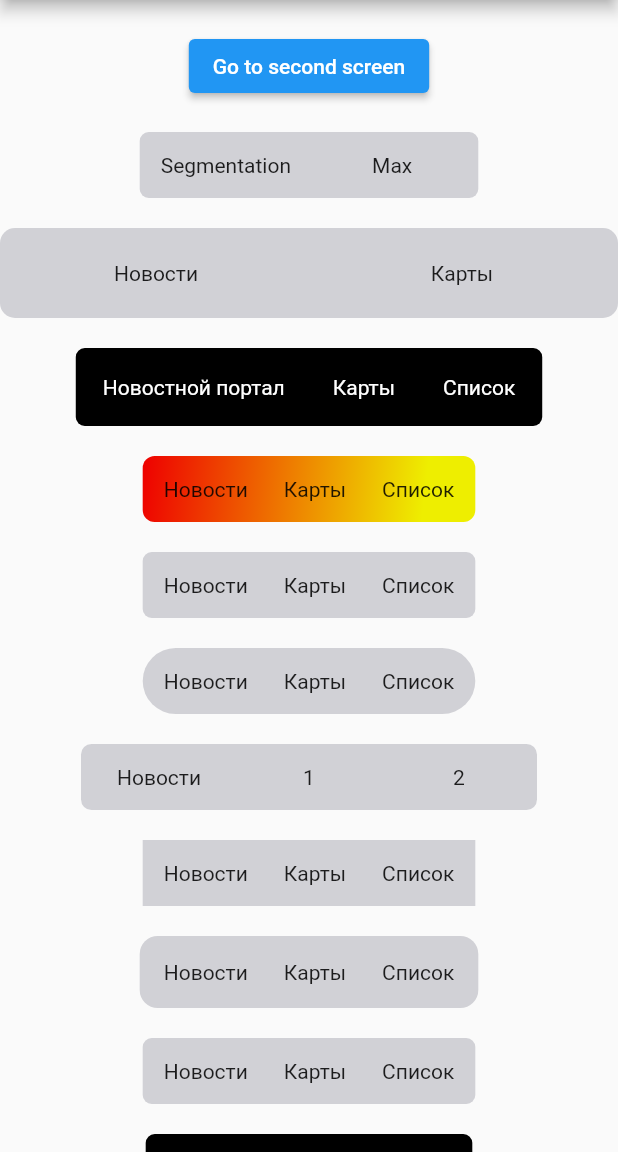
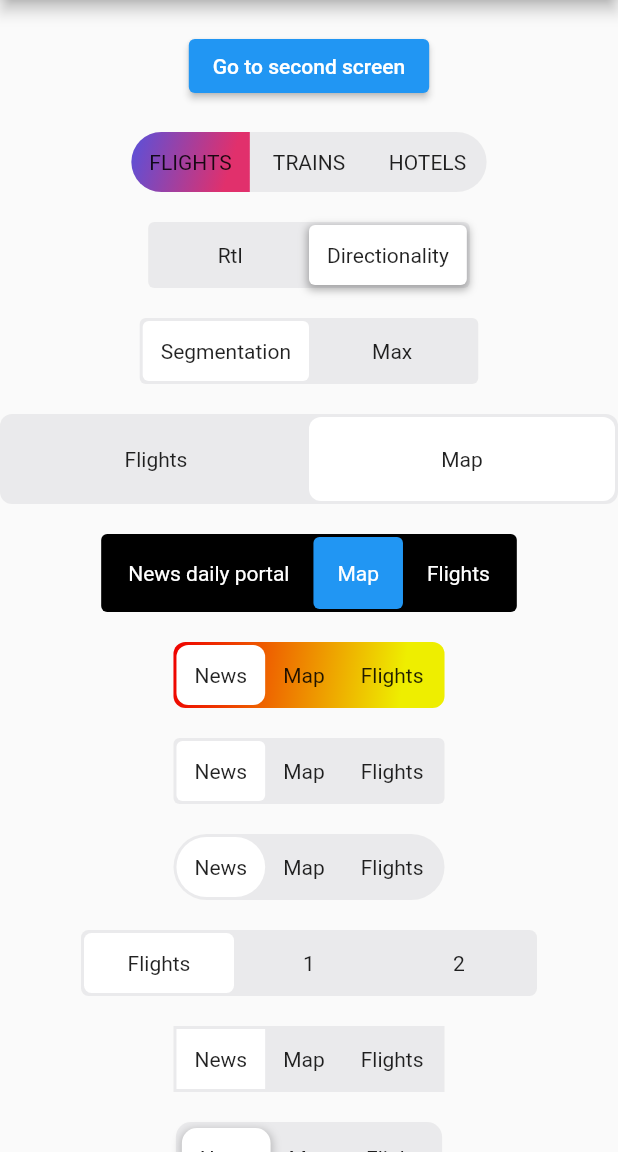
Before and after one commit to hadukin/custom_sliding_segmented_control, a Flutter app: the screen it shows after launch, on a phone screen of 412 x 824 dp, the part 84-1236 px from its top. Run offline on Flutter 3.47's test engine with Material 2 defaults, Android fonts, the phone set to English and light mode, and no system bars.

Commit message:
feat: release 1.4.0

```diff
--- a/example/lib/main.dart
+++ b/example/lib/main.dart
@@ -1,3 +1,4 @@
+import 'package:flutter/cupertino.dart';
 import 'package:flutter/material.dart';
 import 'package:custom_sliding_segmented_control/custom_sliding_segmented_control.dart';
 
@@ -12,10 +13,8 @@ class MyApp extends StatelessWidget {
   Widget build(BuildContext context) {
     return MaterialApp(
       title: 'Flutter Demo',
-      theme: ThemeData(
-        primarySwatch: Colors.blue,
-        visualDensity: VisualDensity.adaptivePlatformDensity,
-      ),
+      theme: ThemeData.light(),
+      // theme: ThemeData.dark(),
       home: MyHomePage(),
     );
   }
@@ -29,6 +28,11 @@ class MyHomePage extends StatefulWidget {
 }
 
 class _MyHomePageState extends State<MyHomePage> {
+  BorderRadius dynamicBorder = BorderRadius.only(
+    topLeft: Radius.circular(20),
+    bottomLeft: Radius.circular(20),
+  );
+
   @override
   Widget build(BuildContext context) {
     return Scaffold(
@@ -57,6 +61,98 @@ class _MyHomePageState extends State<MyHomePage> {
               ),
               const SizedBox(height: 20),
               CustomSlidingSegmentedControl<int>(
+                radius: 20,
+                fromMax: true,
+                innerPadding: 0,
+                children: {
+                  0: Text("FLIGHTS"),
+                  1: Text("TRAINS"),
+                  2: Text("HOTELS")
+                },
+                thumbDecoration: BoxDecoration(
+                  borderRadius: dynamicBorder,
+                  gradient: LinearGradient(
+                    begin: Alignment.topLeft,
+                    end: Alignment(0.7, 0.0),
+                    colors: [
+                      const Color(0xff5851db),
+                      const Color(0xffe1306c),
+                    ],
+                  ),
+                ),
+                onValueChanged: (int value) {
+                  print(value);
+                  switch (value) {
+                    case 0:
+                      setState(() {
+                        dynamicBorder = BorderRadius.only(
+                          topLeft: Radius.circular(20),
+                          bottomLeft: Radius.circular(20),
+                          bottomRight: Radius.circular(0),
+                          topRight: Radius.circular(0),
+                        );
+                      });
+                      break;
+                    case 1:
+                      setState(() {
+                        dynamicBorder = BorderRadius.only(
+                          topLeft: Radius.circular(0),
+                          bottomLeft: Radius.circular(0),
+                          bottomRight: Radius.circular(0),
+                          topRight: Radius.circular(0),
+                        );
+                      });
+                      break;
+                    case 2:
+                      setState(() {
+                        dynamicBorder = BorderRadius.only(
+                          topLeft: Radius.circular(0),
+                          bottomLeft: Radius.circular(0),
+                          bottomRight: Radius.circular(20),
+                          topRight: Radius.circular(20),
+                        );
+                      });
+                      break;
+                    default:
+                  }
+                },
+              ),
+              const SizedBox(height: 20),
+              Directionality(
+                textDirection: TextDirection.rtl,
+                child: CustomSlidingSegmentedControl<int>(
+                  thumbDecoration: BoxDecoration(
+                    // color: Colors.greenAccent,
+                    boxShadow: [
+                      BoxShadow(
+                        color: Colors.black.withOpacity(.3),
+                        blurRadius: 4.0,
+                        spreadRadius: 1.0,
+                        offset: Offset(
+                          0.0,
+                          2.0,
+                        ),
+                      ),
+                    ],
+                  ),
+                  fromMax: true,
+                  children: {
+                    1: Text(
+                      'Directionality',
+                      textAlign: TextAlign.center,
+                    ),
+                    2: Text(
+                      'Rtl',
+                      textAlign: TextAlign.center,
+                    ),
+                  },
+                  onValueChanged: (int value) {
+                    print(value);
+                  },
+                ),
+              ),
+              const SizedBox(height: 20),
+              CustomSlidingSegmentedControl<int>(
                 fromMax: true,
                 children: {
                   1: Text(
@@ -74,16 +170,15 @@ class _MyHomePageState extends State<MyHomePage> {
               ),
               const SizedBox(height: 20),
               CustomSlidingSegmentedControl<SegmentType>(
-                elevation: 2,
                 initialValue: SegmentType.map,
                 isStretch: true,
                 children: {
                   SegmentType.news: Text(
-                    'Новости',
+                    'Flights',
                     textAlign: TextAlign.center,
                   ),
                   SegmentType.map: Text(
-                    'Карты',
+                    'Map',
                     textAlign: TextAlign.center,
                   ),
                 },
@@ -99,24 +194,22 @@ class _MyHomePageState extends State<MyHomePage> {
                 initialValue: SegmentType.map,
                 children: {
                   SegmentType.news: Text(
-                    'Новостной портал',
+                    'News daily portal',
                     style: TextStyle(color: Colors.white),
                   ),
                   SegmentType.map: Text(
-                    'Карты',
+                    'Map',
                     style: TextStyle(color: Colors.white),
                   ),
                   SegmentType.paper: Text(
-                    'Список',
+                    'Flights',
                     style: TextStyle(color: Colors.white),
                   ),
                 },
-                elevation: 0,
                 innerPadding: 2,
                 padding: EdgeInsets.all(16),
                 backgroundColor: Colors.black,
-                thumbColor: Colors.blue,
-                // textColor: Colors.white,
+                thumbDecoration: BoxDecoration(color: Colors.blue),
                 duration: Duration(milliseconds: 300),
                 curve: Curves.easeInToLinear,
                 onValueChanged: (SegmentType v) {
@@ -125,15 +218,13 @@ class _MyHomePageState extends State<MyHomePage> {
               ),
               const SizedBox(height: 20),
               CustomSlidingSegmentedControl<SegmentType>(
-                elevation: 2,
                 children: {
-                  SegmentType.news:
-                      Text('Новости', textAlign: TextAlign.center),
-                  SegmentType.map: Text('Карты', textAlign: TextAlign.center),
-                  SegmentType.paper:
-                      Text('Список', textAlign: TextAlign.center),
+                  SegmentType.news: Text('News'),
+                  SegmentType.map: Text('Map'),
+                  SegmentType.paper: Text('Flights'),
                 },
                 radius: 8,
+                thumbDecoration: BoxDecoration(color: Colors.white),
                 decoration: BoxDecoration(
                   borderRadius: BorderRadius.circular(8),
                   gradient: LinearGradient(
@@ -151,13 +242,10 @@ class _MyHomePageState extends State<MyHomePage> {
               ),
               const SizedBox(height: 20),
               CustomSlidingSegmentedControl<SegmentType>(
-                elevation: 2,
                 children: {
-                  SegmentType.news:
-                      Text('Новости', textAlign: TextAlign.center),
-                  SegmentType.map: Text('Карты', textAlign: TextAlign.center),
-                  SegmentType.paper:
-                      Text('Список', textAlign: TextAlign.center),
+                  SegmentType.news: Text('News'),
+                  SegmentType.map: Text('Map'),
+                  SegmentType.paper: Text('Flights'),
                 },
                 onValueChanged: (SegmentType v) {
                   print(v);
@@ -166,9 +254,9 @@ class _MyHomePageState extends State<MyHomePage> {
               const SizedBox(height: 20),
               CustomSlidingSegmentedControl<int>(
                 children: {
-                  0: Text('Новости', textAlign: TextAlign.center),
-                  1: Text('Карты', textAlign: TextAlign.center),
-                  2: Text('Список', textAlign: TextAlign.center),
+                  0: Text('News'),
+                  1: Text('Map'),
+                  2: Text('Flights'),
                 },
                 duration: Duration(milliseconds: 200),
                 radius: 30.0,
@@ -180,13 +268,11 @@ class _MyHomePageState extends State<MyHomePage> {
               CustomSlidingSegmentedControl<SegmentType>(
                 fixedWidth: 100,
                 children: {
-                  SegmentType.news:
-                      Text('Новости', textAlign: TextAlign.center),
-                  SegmentType.map: Text('1', textAlign: TextAlign.center),
-                  SegmentType.paper: Text('2', textAlign: TextAlign.center),
+                  SegmentType.news: Text('Flights'),
+                  SegmentType.map: Text('1'),
+                  SegmentType.paper: Text('2'),
                 },
                 radius: 5,
-                elevation: 8,
                 onValueChanged: (SegmentType v) {
                   print(v);
                 },
@@ -194,9 +280,9 @@ class _MyHomePageState extends State<MyHomePage> {
               const SizedBox(height: 20),
               CustomSlidingSegmentedControl<String>(
                 children: {
-                  'Новости': Text('Новости', textAlign: TextAlign.center),
-                  'Карты': Text('Карты', textAlign: TextAlign.center),
-                  'Список': Text('Список', textAlign: TextAlign.center),
+                  'News': Text('News'),
+                  'Map': Text('Map'),
+                  'Flights': Text('Flights'),
                 },
                 duration: Duration(milliseconds: 200),
                 radius: 0.0,
@@ -208,14 +294,24 @@ class _MyHomePageState extends State<MyHomePage> {
               CustomSlidingSegmentedControl<SegmentType>(
                 innerPadding: 4,
                 children: {
-                  SegmentType.news:
-                      Text('Новости', textAlign: TextAlign.center),
-                  SegmentType.map: Text('Карты', textAlign: TextAlign.center),
-                  SegmentType.paper:
-                      Text('Список', textAlign: TextAlign.center),
+                  SegmentType.news: Text('News'),
+                  SegmentType.map: Text('Map'),
+                  SegmentType.paper: Text('Flight'),
                 },
                 radius: 10,
-                elevation: 8,
+                thumbDecoration: BoxDecoration(
+                  boxShadow: [
+                    BoxShadow(
+                      color: Colors.black.withOpacity(.2),
+                      blurRadius: 4.0,
+                      spreadRadius: 1.0,
+                      offset: Offset(
+                        0.0,
+                        2.0,
+                      ),
+                    ),
+                  ],
+                ),
                 onValueChanged: (SegmentType v) {
                   print(v);
                 },
@@ -223,13 +319,10 @@ class _MyHomePageState extends State<MyHomePage> {
               const SizedBox(height: 20),
               CustomSlidingSegmentedControl<SegmentType>(
                 children: {
-                  SegmentType.news:
-                      Text('Новости', textAlign: TextAlign.center),
-                  SegmentType.map: Text('Карты', textAlign: TextAlign.center),
-                  SegmentType.paper:
-                      Text('Список', textAlign: TextAlign.center),
+                  SegmentType.news: Text('Flights'),
+                  SegmentType.map: Text('Map'),
+                  SegmentType.paper: Text('News'),
                 },
-                elevation: 0,
                 onValueChanged: (SegmentType v) {
                   print(v);
                 },
@@ -238,26 +331,24 @@ class _MyHomePageState extends State<MyHomePage> {
               CustomSlidingSegmentedControl<SegmentType>(
                 children: {
                   SegmentType.news: Text(
-                    'Новости',
+                    'Flight',
                     style: TextStyle(color: Colors.white),
                     textAlign: TextAlign.center,
                   ),
                   SegmentType.map: Text(
-                    'Карты',
+                    'News',
                     style: TextStyle(color: Colors.white),
                     textAlign: TextAlign.center,
                   ),
                   SegmentType.paper: Text(
-                    'Список',
+                    'Map',
                     style: TextStyle(color: Colors.white),
                     textAlign: TextAlign.center,
                   ),
                 },
-                elevation: 0,
                 innerPadding: 0,
                 backgroundColor: Colors.black,
-                thumbColor: Colors.blue,
-                // textColor: Colors.white,
+                thumbDecoration: BoxDecoration(color: Colors.blue),
                 duration: Duration(milliseconds: 300),
                 curve: Curves.easeInToLinear,
                 onValueChanged: (SegmentType v) {
@@ -289,20 +380,19 @@ class SecondView extends StatelessWidget {
             children: [
               const SizedBox(height: 20),
               CustomSlidingSegmentedControl<SegmentType>(
-                elevation: 2,
                 initialValue: SegmentType.paper,
                 isStretch: true,
                 children: {
                   SegmentType.news: Text(
-                    'Новости',
+                    'Flights',
                     textAlign: TextAlign.center,
                   ),
                   SegmentType.map: Text(
-                    'Карты',
+                    'Map',
                     textAlign: TextAlign.center,
                   ),
                   SegmentType.paper: Text(
-                    'Список',
+                    'News',
                     textAlign: TextAlign.center,
                   ),
                 },
@@ -316,24 +406,22 @@ class SecondView extends StatelessWidget {
                 initialValue: SegmentType.map,
                 children: {
                   SegmentType.news: Text(
-                    'Новостной портал',
+                    'News daily portal',
                     style: TextStyle(color: Colors.white),
                   ),
                   SegmentType.map: Text(
-                    'Карты',
+                    'Map',
                     style: TextStyle(color: Colors.white),
                   ),
                   SegmentType.paper: Text(
-                    'Список',
+                    'Flights',
                     style: TextStyle(color: Colors.white),
                   ),
                 },
-                elevation: 0,
                 innerPadding: 2,
                 padding: EdgeInsets.all(16),
                 backgroundColor: Colors.black,
-                thumbColor: Colors.blue,
-                // textColor: Colors.white,
+                thumbDecoration: BoxDecoration(color: Colors.blue),
                 duration: Duration(milliseconds: 300),
                 curve: Curves.easeInToLinear,
                 onValueChanged: (SegmentType v) {
--- a/lib/src/animation_panel.dart
+++ b/lib/src/animation_panel.dart
@@ -7,10 +7,8 @@ class AnimationPanel<T> extends StatelessWidget {
     required this.width,
     required this.height,
     required this.hasTouch,
-    this.elevation,
     this.duration,
     this.radius = 24,
-    this.color,
     this.curve,
     this.decoration,
   }) : super(key: key);
@@ -19,9 +17,7 @@ class AnimationPanel<T> extends StatelessWidget {
   final double? width;
   final double? height;
   final double radius;
-  final double? elevation;
   final Duration? duration;
-  final Color? color;
   final Curve? curve;
   final bool hasTouch;
   final BoxDecoration? decoration;
@@ -34,15 +30,21 @@ class AnimationPanel<T> extends StatelessWidget {
     return AnimatedContainer(
       transform: Matrix4.translationValues(_offset, 0, 0),
       duration: hasTouch == false
-          ? const Duration()
+          ? Duration.zero
           : duration ?? const Duration(milliseconds: 200),
       curve: curve!,
       width: width,
       decoration: decoration?.copyWith(
-        borderRadius: decoration?.borderRadius ?? BorderRadius.circular(radius),
-        color: decoration?.color ?? color,
-      ),
-      child: Container(height: height),
+            borderRadius:
+                decoration?.borderRadius ?? BorderRadius.circular(radius),
+            color: decoration?.color ?? Colors.white,
+          ) ??
+          BoxDecoration(
+            borderRadius:
+                decoration?.borderRadius ?? BorderRadius.circular(radius),
+            color: decoration?.color ?? Colors.white,
+          ),
+      height: height,
     );
   }
 }
--- a/lib/src/widget.dart
+++ b/lib/src/widget.dart
@@ -12,15 +12,23 @@ import 'package:flutter/material.dart';
 /// CustomSlidingSegmentedControl<int>(
 ///   fromMax: true,
 ///   children: {
-///     1: Text(
-///       'Segmentation',
-///       textAlign: TextAlign.center,
-///     ),
-///     2: Text(
-///       'Max',
-///       textAlign: TextAlign.center,
-///     ),
+///     1: Text('Segmentation'),
+///     2: Text('Max'),
 ///   },
+///   thumbDecoration: BoxDecoration(
+///     color: Colors.white,
+///     boxShadow: [
+///       BoxShadow(
+///         color: Colors.black.withOpacity(.3),
+///         blurRadius: 4.0,
+///         spreadRadius: 1.0,
+///         offset: Offset(
+///           0.0,
+///           2.0,
+///         ),
+///       ),
+///     ],
+///   ),
 ///   onValueChanged: (int value) {
 ///     print(value);
 ///   },
@@ -43,17 +51,16 @@ import 'package:flutter/material.dart';
 /// * `decoration` - decoration for controls
 /// * `padding` - item padding
 /// * `clipBehavior` - for container
+/// * `thumbDecoration` - decoration for animation thumb
 class CustomSlidingSegmentedControl<T> extends StatefulWidget {
   const CustomSlidingSegmentedControl({
     Key? key,
     required this.children,
-    this.onValueChanged,
+    required this.onValueChanged,
     this.initialValue,
     this.duration,
     this.radius = 4.0,
-    this.elevation = 2.0,
-    this.backgroundColor = CupertinoColors.systemGrey4,
-    this.thumbColor = CupertinoColors.white,
+    this.backgroundColor = CupertinoColors.tertiarySystemFill,
     this.curve = Curves.easeInOut,
     this.innerPadding = 2.0,
     this.padding = const EdgeInsets.all(12),
@@ -63,16 +70,17 @@ class CustomSlidingSegmentedControl<T> extends StatefulWidget {
     this.isStretch = false,
     this.fromMax = false,
     this.clipBehavior = Clip.none,
+    this.splashColor = Colors.transparent,
+    this.splashFactory = NoSplash.splashFactory,
+    this.highlightColor = Colors.transparent,
   })  : assert(children.length != 0),
         super(key: key);
   final BoxDecoration? decoration;
   final BoxDecoration? thumbDecoration;
-  final ValueChanged<T>? onValueChanged;
+  final ValueChanged<T> onValueChanged;
   final Duration? duration;
   final double radius;
-  final double elevation;
   final Color backgroundColor;
-  final Color thumbColor;
   final Curve curve;
   final double innerPadding;
   final EdgeInsetsGeometry padding;
@@ -82,6 +90,9 @@ class CustomSlidingSegmentedControl<T> extends StatefulWidget {
   final T? initialValue;
   final bool fromMax;
   final Clip clipBehavior;
+  final Color? splashColor;
+  final InteractiveInkFeatureFactory? splashFactory;
+  final Color? highlightColor;
 
   @override
   _CustomSlidingSegmentedControlState<T> createState() =>
@@ -145,26 +156,25 @@ class _CustomSlidingSegmentedControlState<T>
     );
     setState(() => offset = _offset);
     final _value = _keys[_keys.indexOf(current)]!;
-    if (widget.onValueChanged != null) {
-      widget.onValueChanged!(_value);
-    }
+    widget.onValueChanged(_value);
   }
 
   Widget segmentItem(MapEntry<T, Widget> item) {
     return InkWell(
+      splashColor: widget.splashColor,
+      splashFactory: widget.splashFactory,
+      highlightColor: widget.highlightColor,
       borderRadius: BorderRadius.circular(widget.radius),
       onTap: () {
         _onTapItem(item);
       },
-      child: Center(
       child: Container(
         width: maxSize ?? widget.fixedWidth,
         padding: widget.padding,
         decoration: BoxDecoration(
           borderRadius: BorderRadius.circular(widget.radius),
         ),
-          child: item.value,
-        ),
+        child: Center(child: item.value),
       ),
     );
   }
@@ -172,11 +182,16 @@ class _CustomSlidingSegmentedControlState<T>
   Widget layout() {
     return Container(
       clipBehavior: widget.clipBehavior,
-      decoration: widget.decoration ??
-          BoxDecoration(
+      decoration: widget.decoration != null
+          ? widget.decoration?.copyWith(
+              borderRadius: BorderRadius.circular(
+                widget.radius != 0 ? widget.radius : widget.radius,
+              ),
+            )
+          : BoxDecoration(
               color: widget.backgroundColor,
               borderRadius: BorderRadius.circular(
-              widget.radius != 0 ? widget.radius + 2 : widget.radius,
+                widget.radius != 0 ? widget.radius : widget.radius,
               ),
             ),
       padding: EdgeInsets.all(widget.innerPadding),
@@ -191,13 +206,10 @@ class _CustomSlidingSegmentedControlState<T>
                 width: sizes[current],
                 duration: widget.duration,
                 radius: widget.radius,
-                elevation: widget.elevation,
-                color: widget.thumbColor,
                 curve: widget.curve,
                 decoration: widget.thumbDecoration,
               ),
               Row(
-                crossAxisAlignment: CrossAxisAlignment.center,
                 children: [
                   for (final item in widget.children.entries)
                     MeasureSize(
--- a/pubspec.yaml
+++ b/pubspec.yaml
@@ -1,6 +1,6 @@
 name: custom_sliding_segmented_control
 description: Allows you to flexibly configure the widget for displaying controls. You can add color, speed, size, initial value, animation and more.
-version: 1.3.1
+version: 1.4.0
 homepage: https://github.com/hadukin/custom_sliding_segmented_control
 repository: https://github.com/hadukin/custom_sliding_segmented_control
 
```
Also changed, not shown: 1 other file. Lines whose indentation alone changed are shown as unchanged.
